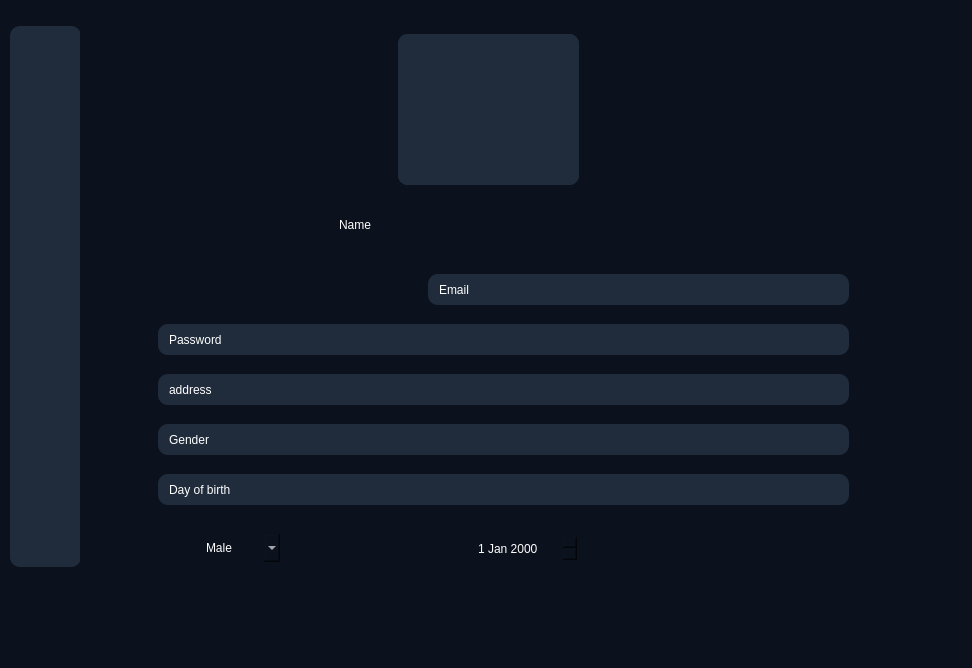
Above: ui/main.ui from phamnamkhanh0602/python-app before the change. Below: the same form after it.
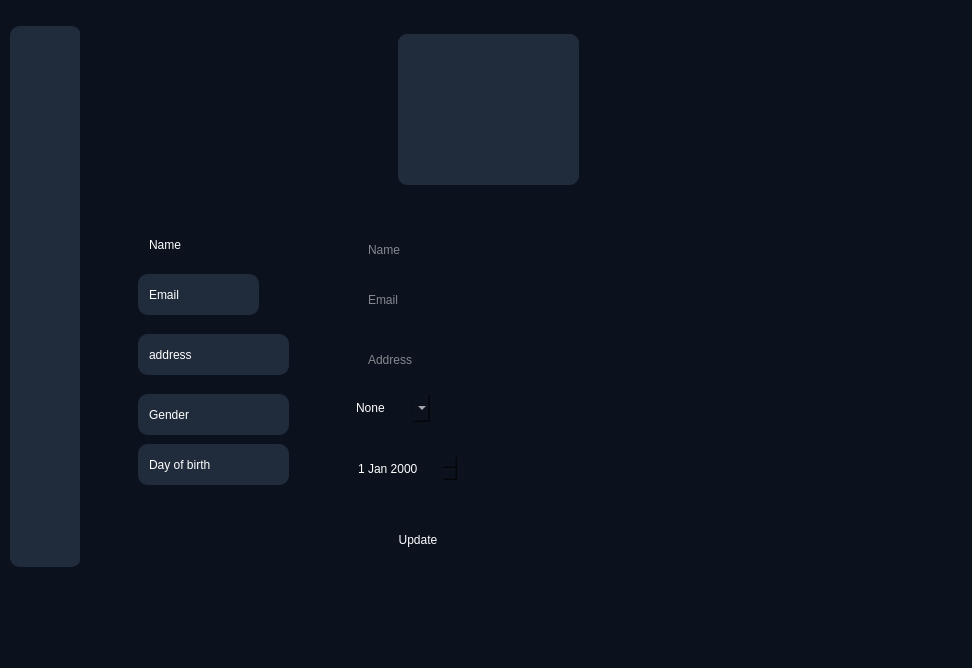
That is the form after the change. The open tabs and pages were chosen to show the change. Icons and pictures are not drawn.

What changed in the file:
```diff
--- a/ui/main.ui
+++ b/ui/main.ui
@@ -110,7 +110,7 @@
      <rect>
       <x>80</x>
       <y>0</y>
-      <width>881</width>
+      <width>890</width>
       <height>571</height>
      </rect>
     </property>
@@ -1052,9 +1052,9 @@
      <widget class="QLabel" name="lb_name">
       <property name="geometry">
        <rect>
-        <x>240</x>
-        <y>180</y>
-        <width>311</width>
+        <x>50</x>
+        <y>200</y>
+        <width>81</width>
         <height>41</height>
        </rect>
       </property>
@@ -1068,10 +1068,10 @@
      <widget class="QLabel" name="lb_email">
       <property name="geometry">
        <rect>
-        <x>340</x>
+        <x>50</x>
         <y>250</y>
-        <width>421</width>
-        <height>31</height>
+        <width>121</width>
+        <height>41</height>
        </rect>
       </property>
       <property name="styleSheet">
@@ -1081,61 +1081,13 @@
        <string>Email</string>
       </property>
      </widget>
-     <widget class="QLabel" name="lb_password">
-      <property name="geometry">
-       <rect>
-        <x>70</x>
-        <y>300</y>
-        <width>691</width>
-        <height>31</height>
-       </rect>
-      </property>
-      <property name="styleSheet">
-       <string notr="true">background-color:#202c3c;</string>
-      </property>
-      <property name="text">
-       <string>Password</string>
-      </property>
-     </widget>
-     <widget class="QLabel" name="lb_gender">
-      <property name="geometry">
-       <rect>
-        <x>70</x>
-        <y>400</y>
-        <width>691</width>
-        <height>31</height>
-       </rect>
-      </property>
-      <property name="styleSheet">
-       <string notr="true">background-color:#202c3c;</string>
-      </property>
-      <property name="text">
-       <string>Gender</string>
-      </property>
-     </widget>
-     <widget class="QLabel" name="lb_dayofbirth">
-      <property name="geometry">
-       <rect>
-        <x>70</x>
-        <y>450</y>
-        <width>691</width>
-        <height>31</height>
-       </rect>
-      </property>
-      <property name="styleSheet">
-       <string notr="true">background-color:#202c3c;</string>
-      </property>
-      <property name="text">
-       <string>Day of birth</string>
-      </property>
-     </widget>
      <widget class="QLabel" name="lb_address">
       <property name="geometry">
        <rect>
-        <x>70</x>
-        <y>350</y>
-        <width>691</width>
-        <height>31</height>
+        <x>50</x>
+        <y>310</y>
+        <width>151</width>
+        <height>41</height>
        </rect>
       </property>
       <property name="styleSheet">
@@ -1148,8 +1100,8 @@
      <widget class="QDateEdit" name="dateEdit">
       <property name="geometry">
        <rect>
-        <x>380</x>
-        <y>510</y>
+        <x>260</x>
+        <y>430</y>
         <width>110</width>
         <height>29</height>
        </rect>
@@ -1158,12 +1110,17 @@
      <widget class="QComboBox" name="comboBox">
       <property name="geometry">
        <rect>
-        <x>110</x>
-        <y>510</y>
+        <x>260</x>
+        <y>370</y>
         <width>82</width>
         <height>28</height>
        </rect>
       </property>
+      <item>
+       <property name="text">
+        <string>None</string>
+       </property>
+      </item>
       <item>
        <property name="text">
         <string>Male</string>
@@ -1175,6 +1132,90 @@
        </property>
       </item>
      </widget>
+     <widget class="QLineEdit" name="txt_name">
+      <property name="geometry">
+       <rect>
+        <x>270</x>
+        <y>210</y>
+        <width>121</width>
+        <height>31</height>
+       </rect>
+      </property>
+      <property name="placeholderText">
+       <string>Name</string>
+      </property>
+     </widget>
+     <widget class="QLineEdit" name="txt_email">
+      <property name="geometry">
+       <rect>
+        <x>270</x>
+        <y>260</y>
+        <width>121</width>
+        <height>31</height>
+       </rect>
+      </property>
+      <property name="placeholderText">
+       <string>Email</string>
+      </property>
+     </widget>
+     <widget class="QLineEdit" name="txt_address">
+      <property name="geometry">
+       <rect>
+        <x>270</x>
+        <y>320</y>
+        <width>121</width>
+        <height>31</height>
+       </rect>
+      </property>
+      <property name="placeholderText">
+       <string>Address</string>
+      </property>
+     </widget>
+     <widget class="QPushButton" name="btn_update_info">
+      <property name="geometry">
+       <rect>
+        <x>280</x>
+        <y>500</y>
+        <width>100</width>
+        <height>32</height>
+       </rect>
+      </property>
+      <property name="text">
+       <string>Update</string>
+      </property>
+     </widget>
+     <widget class="QLabel" name="lb_address_2">
+      <property name="geometry">
+       <rect>
+        <x>50</x>
+        <y>370</y>
+        <width>151</width>
+        <height>41</height>
+       </rect>
+      </property>
+      <property name="styleSheet">
+       <string notr="true">background-color:#202c3c;</string>
+      </property>
+      <property name="text">
+       <string>Gender</string>
+      </property>
+     </widget>
+     <widget class="QLabel" name="lb_address_3">
+      <property name="geometry">
+       <rect>
+        <x>50</x>
+        <y>420</y>
+        <width>151</width>
+        <height>41</height>
+       </rect>
+      </property>
+      <property name="styleSheet">
+       <string notr="true">background-color:#202c3c;</string>
+      </property>
+      <property name="text">
+       <string>Day of birth</string>
+      </property>
+     </widget>
     </widget>
     <widget class="QWidget" name="page_4">
      <widget class="QWidget" name="widget_15" native="true">
```
Left out of the diff: 81 changed lines with no effect on the pictures.
